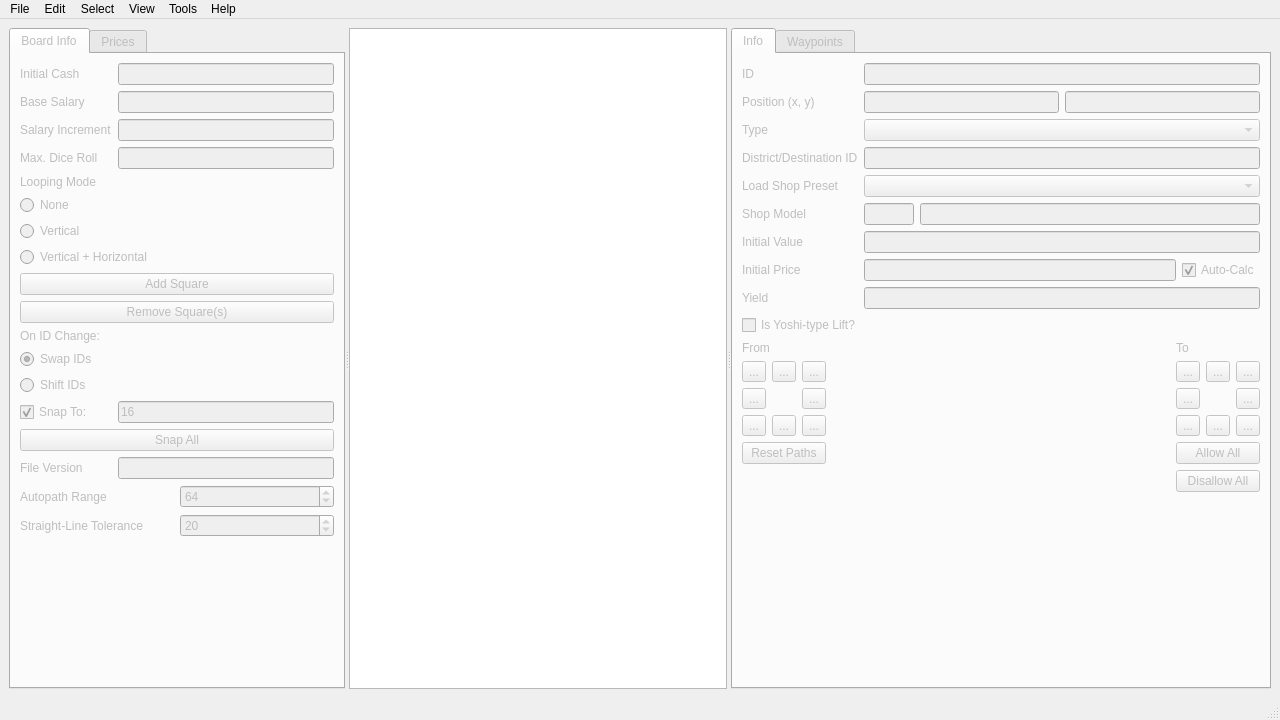
Before: the Qt Designer form mainwindow.ui in FortuneStreetModding/fortune-avenue-qt, drawn with Qt 5.
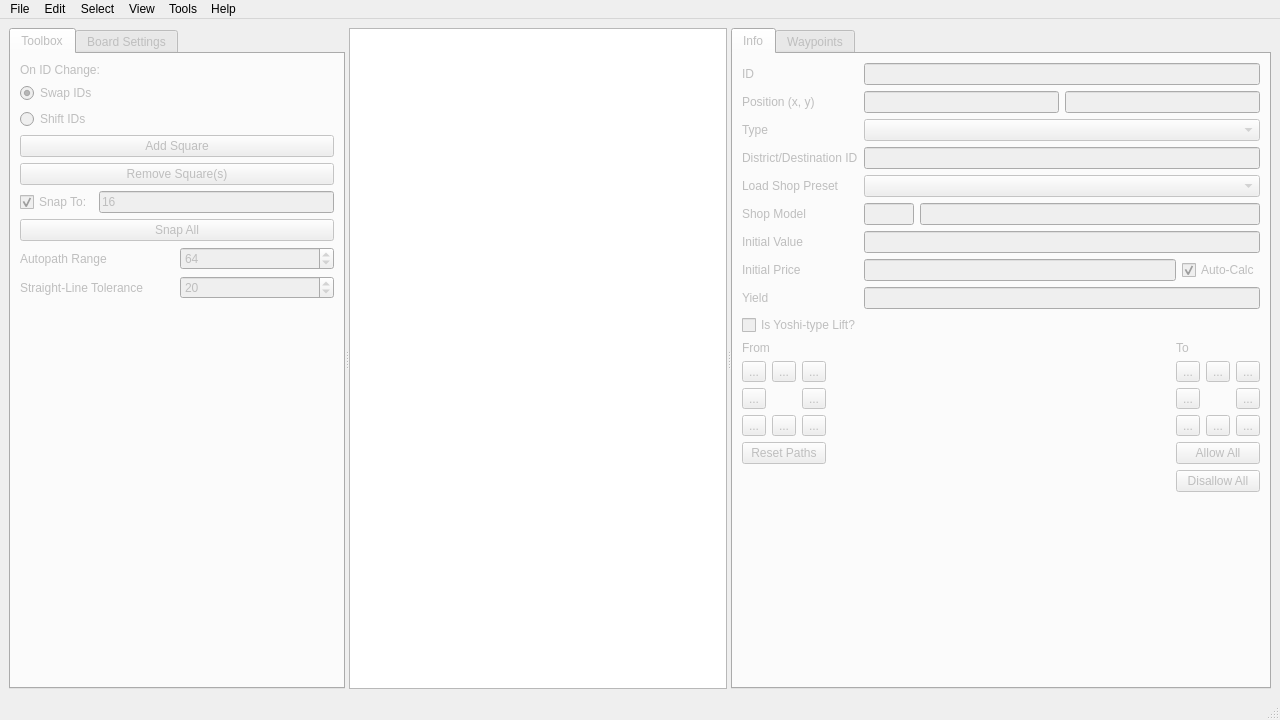
After: the same form once the commit is applied. Icons and pictures are not drawn.

Commit message: Separate UI left pane into Toolbox and Board Settings

Diff of the .ui file:
```diff
--- a/mainwindow.ui
+++ b/mainwindow.ui
@@ -30,6 +30,12 @@
          <verstretch>0</verstretch>
         </sizepolicy>
        </property>
+       <property name="minimumSize">
+        <size>
+         <width>200</width>
+         <height>0</height>
+        </size>
+       </property>
        <property name="maximumSize">
         <size>
          <width>16777215</width>
@@ -41,7 +47,7 @@
        </property>
        <widget class="QWidget" name="boardInfoEdit">
         <attribute name="title">
-         <string>Board Info</string>
+         <string>Toolbox</string>
         </attribute>
         <layout class="QGridLayout" name="gridLayout_3">
          <item row="0" column="0" colspan="2">
@@ -59,131 +65,7 @@
             <property name="bottomMargin">
              <number>0</number>
             </property>
-            <item row="3" column="1">
-             <widget class="QLineEdit" name="salaryIncrement"/>
-            </item>
-            <item row="9" column="0" colspan="2">
-             <widget class="QPushButton" name="addSquare">
-              <property name="text">
-               <string>Add Square</string>
-              </property>
-              <property name="shortcut">
-               <string>Ctrl+E</string>
-              </property>
-             </widget>
-            </item>
-            <item row="7" column="0" colspan="2">
-             <widget class="QRadioButton" name="loopingVertical">
-              <property name="text">
-               <string>Vertical</string>
-              </property>
-              <attribute name="buttonGroup">
-               <string notr="true">loopingMode</string>
-              </attribute>
-             </widget>
-            </item>
-            <item row="6" column="0" colspan="2">
-             <widget class="QRadioButton" name="loopingNone">
-              <property name="text">
-               <string>None</string>
-              </property>
-              <attribute name="buttonGroup">
-               <string notr="true">loopingMode</string>
-              </attribute>
-             </widget>
-            </item>
-            <item row="16" column="1">
-             <widget class="QLineEdit" name="fileVersion">
-              <property name="enabled">
-               <bool>false</bool>
-              </property>
-             </widget>
-            </item>
-            <item row="4" column="0">
-             <widget class="QLabel" name="label_7">
-              <property name="text">
-               <string>Max. Dice Roll</string>
-              </property>
-             </widget>
-            </item>
-            <item row="10" column="0" colspan="2">
-             <widget class="QPushButton" name="removeSquare">
-              <property name="text">
-               <string>Remove Square(s)</string>
-              </property>
-              <property name="shortcut">
-               <string>Backspace</string>
-              </property>
-             </widget>
-            </item>
-            <item row="5" column="0" colspan="2">
-             <widget class="QLabel" name="label_8">
-              <property name="text">
-               <string>Looping Mode</string>
-              </property>
-             </widget>
-            </item>
-            <item row="2" column="0">
-             <widget class="QLabel" name="label_5">
-              <property name="text">
-               <string>Base Salary</string>
-              </property>
-             </widget>
-            </item>
-            <item row="4" column="1">
-             <widget class="QLineEdit" name="maxDiceRoll"/>
-            </item>
-            <item row="11" column="0">
-             <widget class="QLabel" name="label_28">
-              <property name="text">
-               <string>On ID Change:</string>
-              </property>
-             </widget>
-            </item>
-            <item row="16" column="0">
-             <widget class="QLabel" name="label_25">
-              <property name="text">
-               <string>File Version</string>
-              </property>
-             </widget>
-            </item>
-            <item row="1" column="1">
-             <widget class="QLineEdit" name="initialCash"/>
-            </item>
-            <item row="2" column="1">
-             <widget class="QLineEdit" name="baseSalary"/>
-            </item>
-            <item row="3" column="0">
-             <widget class="QLabel" name="label_6">
-              <property name="text">
-               <string>Salary Increment</string>
-              </property>
-             </widget>
-            </item>
-            <item row="14" column="0">
-             <widget class="QCheckBox" name="snapToCheck">
-              <property name="text">
-               <string>Snap To:</string>
-              </property>
-              <property name="checked">
-               <bool>true</bool>
-              </property>
-              <property name="tristate">
-               <bool>false</bool>
-              </property>
-             </widget>
-            </item>
-            <item row="8" column="0" colspan="2">
-             <widget class="QRadioButton" name="loopingVerticalHorizontal">
-              <property name="text">
-               <string>Vertical + Horizontal</string>
-              </property>
-              <attribute name="buttonGroup">
-               <string notr="true">loopingMode</string>
-              </attribute>
-             </widget>
-            </item>
-            <item row="17" column="0" colspan="2">
+            <item row="20" column="0" colspan="2">
              <widget class="QWidget" name="autoPathCfg" native="true">
               <layout class="QGridLayout" name="gridLayout_4">
                <property name="leftMargin">
@@ -229,28 +111,34 @@
               </layout>
              </widget>
             </item>
-            <item row="1" column="0">
-             <widget class="QLabel" name="label">
-              <property name="text">
-               <string>Initial Cash</string>
-              </property>
-             </widget>
-            </item>
-            <item row="14" column="1">
-             <widget class="QLineEdit" name="snapTo">
-              <property name="text">
-               <string>16</string>
-              </property>
-             </widget>
-            </item>
-            <item row="15" column="0" colspan="2">
+            <item row="18" column="0" colspan="2">
              <widget class="QPushButton" name="snapAll">
               <property name="text">
                <string>Snap All</string>
               </property>
              </widget>
             </item>
-            <item row="12" column="0">
+            <item row="17" column="0">
+             <widget class="QCheckBox" name="snapToCheck">
+              <property name="text">
+               <string>Snap To:</string>
+              </property>
+              <property name="checked">
+               <bool>true</bool>
+              </property>
+              <property name="tristate">
+               <bool>false</bool>
+              </property>
+             </widget>
+            </item>
+            <item row="0" column="0" colspan="2">
+             <widget class="QLabel" name="onIdChangeLabel">
+              <property name="text">
+               <string>On ID Change:</string>
+              </property>
+             </widget>
+            </item>
+            <item row="1" column="0" colspan="2">
              <widget class="QRadioButton" name="swapIDs">
               <property name="text">
                <string>Swap IDs</string>
@@ -263,7 +151,27 @@
               </attribute>
              </widget>
             </item>
-            <item row="13" column="0">
+            <item row="10" column="0" colspan="2">
+             <widget class="QPushButton" name="removeSquare">
+              <property name="text">
+               <string>Remove Square(s)</string>
+              </property>
+              <property name="shortcut">
+               <string>Backspace</string>
+              </property>
+             </widget>
+            </item>
+            <item row="9" column="0" colspan="2">
+             <widget class="QPushButton" name="addSquare">
+              <property name="text">
+               <string>Add Square</string>
+              </property>
+              <property name="shortcut">
+               <string>Ctrl+E</string>
+              </property>
+             </widget>
+            </item>
+            <item row="2" column="0" colspan="2">
              <widget class="QRadioButton" name="shiftIDs">
               <property name="text">
                <string>Shift IDs</string>
@@ -273,6 +181,13 @@
               </attribute>
              </widget>
             </item>
+            <item row="17" column="1">
+             <widget class="QLineEdit" name="snapTo">
+              <property name="text">
+               <string>16</string>
+              </property>
+             </widget>
+            </item>
            </layout>
           </widget>
          </item>
@@ -289,21 +204,78 @@
            </property>
           </spacer>
          </item>
-        </layout>
-       </widget>
-       <widget class="QWidget" name="stockPrice">
-        <attribute name="title">
-         <string>Prices</string>
-        </attribute>
-        <layout class="QGridLayout" name="gridLayout_100">
-         <item row="0" column="0">
+         <item row="1" column="0" colspan="2">
           <widget class="QLabel" name="stockPricesLabel">
            <property name="text">
             <string/>
            </property>
           </widget>
          </item>
+        </layout>
+       </widget>
+       <widget class="QWidget" name="stockPrice">
+        <attribute name="title">
+         <string>Board Settings</string>
+        </attribute>
+        <layout class="QGridLayout" name="gridLayout_100">
+         <item row="4" column="0">
+          <widget class="QLabel" name="maxDiceRollLabel">
+           <property name="text">
+            <string>Max. Dice Roll</string>
+           </property>
+          </widget>
+         </item>
+         <item row="3" column="0">
+          <widget class="QLabel" name="salaryIncrementLabel">
+           <property name="text">
+            <string>Salary Increment</string>
+           </property>
+          </widget>
+         </item>
+         <item row="8" column="0" colspan="2">
+          <widget class="QRadioButton" name="loopingVerticalHorizontal">
+           <property name="text">
+            <string>Vertical + Horizontal</string>
+           </property>
+           <attribute name="buttonGroup">
+            <string notr="true">loopingMode</string>
+           </attribute>
+          </widget>
+         </item>
+         <item row="1" column="1">
+          <widget class="QLineEdit" name="initialCash"/>
+         </item>
          <item row="1" column="0">
+          <widget class="QLabel" name="initialCashLabel">
+           <property name="text">
+            <string>Initial Cash</string>
+           </property>
+          </widget>
+         </item>
+         <item row="4" column="1">
+          <widget class="QLineEdit" name="maxDiceRoll"/>
+         </item>
+         <item row="6" column="0" colspan="2">
+          <widget class="QRadioButton" name="loopingNone">
+           <property name="text">
+            <string>None</string>
+           </property>
+           <attribute name="buttonGroup">
+            <string notr="true">loopingMode</string>
+           </attribute>
+          </widget>
+         </item>
+         <item row="3" column="1">
+          <widget class="QLineEdit" name="salaryIncrement"/>
+         </item>
+         <item row="2" column="0">
+          <widget class="QLabel" name="baseSalaryLabel">
+           <property name="text">
+            <string>Base Salary</string>
+           </property>
+          </widget>
+         </item>
+         <item row="10" column="0">
           <spacer name="verticalSpacer_4">
            <property name="orientation">
             <enum>Qt::Vertical</enum>
@@ -316,6 +288,40 @@
            </property>
           </spacer>
          </item>
+         <item row="2" column="1">
+          <widget class="QLineEdit" name="baseSalary"/>
+         </item>
+         <item row="5" column="0" colspan="2">
+          <widget class="QLabel" name="loopingModeLabel">
+           <property name="text">
+            <string>Looping Mode</string>
+           </property>
+          </widget>
+         </item>
+         <item row="7" column="0" colspan="2">
+          <widget class="QRadioButton" name="loopingVertical">
+           <property name="text">
+            <string>Vertical</string>
+           </property>
+           <attribute name="buttonGroup">
+            <string notr="true">loopingMode</string>
+           </attribute>
+          </widget>
+         </item>
+         <item row="9" column="0">
+          <widget class="QLabel" name="fileVersionLabel">
+           <property name="text">
+            <string>File Version</string>
+           </property>
+          </widget>
+         </item>
+         <item row="9" column="1">
+          <widget class="QLineEdit" name="fileVersion">
+           <property name="enabled">
+            <bool>false</bool>
+           </property>
+          </widget>
+         </item>
         </layout>
        </widget>
       </widget>
```
Left out of the diff: 10 changed lines with no effect on the pictures.
